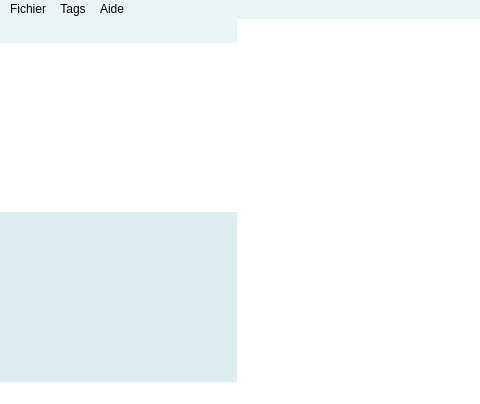
ErrOrnAmE/MarcoPolo, file MarcoPolo/mainwindow.ui: the form before one commit; both pictures show x 0 to 480 and y 0 to 404 of the 948 by 404 pixel window.
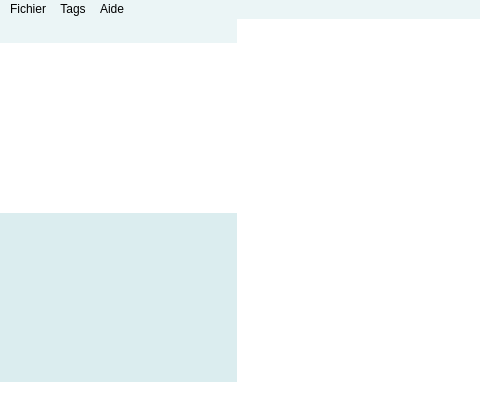
The form after the commit. Icons and pictures are not drawn.

```diff
--- a/MarcoPolo/mainwindow.ui
+++ b/MarcoPolo/mainwindow.ui
@@ -145,7 +145,7 @@
        <number>0</number>
       </property>
       <item>
-       <layout class="QVBoxLayout" name="leftPanel">
+       <layout class="QVBoxLayout" name="leftPanel" stretch="0,1,1">
         <property name="spacing">
          <number>0</number>
         </property>
```
Left out of the diff: 41 changed lines with no effect on the pictures.
